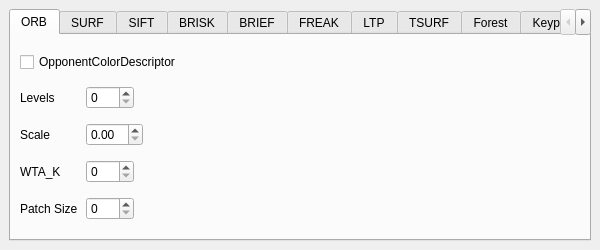
First picture: the form in src/terratrainer/ui/terra_preferences.ui, repository cogsys-tuebingen/csapex, before the edit.
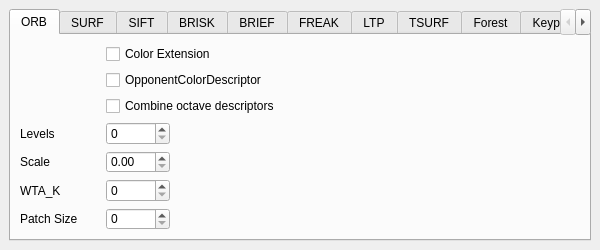
Second picture: the form after the edit. The open tabs and pages were chosen to show the change.

Commit message: lbp color extension etc

The edit to the form file:
```diff
--- a/src/terratrainer/ui/terra_preferences.ui
+++ b/src/terratrainer/ui/terra_preferences.ui
@@ -65,22 +65,12 @@
        </attribute>
        <layout class="QVBoxLayout" name="verticalLayout">
         <item>
-         <widget class="QCheckBox" name="orbBox">
-          <property name="toolTip">
-           <string>Compute descriptors in the Opponent Color Space</string>
-          </property>
-          <property name="text">
-           <string>OpponentColorDescriptor</string>
-          </property>
-         </widget>
-        </item>
-        <item>
-         <layout class="QHBoxLayout" name="layout_levelOrb">
-          <item>
+         <layout class="QFormLayout" name="layout_orb">
+          <item row="3" column="0">
            <widget class="QLabel" name="label_levelOrb">
             <property name="minimumSize">
              <size>
-              <width>60</width>
+              <width>80</width>
               <height>0</height>
              </size>
             </property>
@@ -89,7 +79,7 @@
             </property>
            </widget>
           </item>
-          <item>
+          <item row="3" column="1">
            <widget class="QSpinBox" name="spinBox_levelOrb">
             <property name="minimumSize">
              <size>
@@ -97,30 +87,29 @@
               <height>0</height>
              </size>
             </property>
-           </widget>
-          </item>
-          <item>
-           <spacer name="spacer_levelOrb">
-            <property name="orientation">
-             <enum>Qt::Horizontal</enum>
-            </property>
-            <property name="sizeHint" stdset="0">
+            <property name="maximumSize">
              <size>
-              <width>40</width>
-              <height>20</height>
+              <width>64</width>
+              <height>16777215</height>
              </size>
             </property>
-           </spacer>
+           </widget>
           </item>
-         </layout>
-        </item>
-        <item>
-         <layout class="QHBoxLayout" name="layout_scaleOrb">
-          <item>
+          <item row="1" column="1">
+           <widget class="QCheckBox" name="orbBox">
+            <property name="toolTip">
+             <string>Compute descriptors in the Opponent Color Space</string>
+            </property>
+            <property name="text">
+             <string>OpponentColorDescriptor</string>
+            </property>
+           </widget>
+          </item>
+          <item row="4" column="0">
            <widget class="QLabel" name="label_scaleOrb">
             <property name="minimumSize">
              <size>
-              <width>60</width>
+              <width>80</width>
               <height>0</height>
              </size>
             </property>
@@ -129,7 +118,7 @@
             </property>
            </widget>
           </item>
-          <item>
+          <item row="4" column="1">
            <widget class="QDoubleSpinBox" name="spinBox_scaleOrb">
             <property name="minimumSize">
              <size>
@@ -137,30 +126,19 @@
               <height>0</height>
              </size>
             </property>
-           </widget>
-          </item>
-          <item>
-           <spacer name="spacer_scaleOrb">
-            <property name="orientation">
-             <enum>Qt::Horizontal</enum>
-            </property>
-            <property name="sizeHint" stdset="0">
+            <property name="maximumSize">
              <size>
-              <width>40</width>
-              <height>20</height>
+              <width>64</width>
+              <height>16777215</height>
              </size>
             </property>
-           </spacer>
+           </widget>
           </item>
-         </layout>
-        </item>
-        <item>
-         <layout class="QHBoxLayout" name="layout_WTAOrb">
-          <item>
+          <item row="5" column="0">
            <widget class="QLabel" name="label_WTAOrb">
             <property name="minimumSize">
              <size>
-              <width>60</width>
+              <width>80</width>
               <height>0</height>
              </size>
             </property>
@@ -169,38 +147,11 @@
             </property>
            </widget>
           </item>
-          <item>
-           <widget class="QSpinBox" name="spinBox_WTAOrb">
-            <property name="minimumSize">
-             <size>
-              <width>48</width>
-              <height>0</height>
-             </size>
-            </property>
-           </widget>
-          </item>
-          <item>
-           <spacer name="spacer_WTAOrb">
-            <property name="orientation">
-             <enum>Qt::Horizontal</enum>
-            </property>
-            <property name="sizeHint" stdset="0">
-             <size>
-              <width>40</width>
-              <height>20</height>
-             </size>
-            </property>
-           </spacer>
-          </item>
-         </layout>
-        </item>
-        <item>
-         <layout class="QHBoxLayout" name="layout_patchOrb">
-          <item>
+          <item row="6" column="0">
            <widget class="QLabel" name="label_patchOrb">
             <property name="minimumSize">
              <size>
-              <width>60</width>
+              <width>80</width>
               <height>0</height>
              </size>
             </property>
@@ -209,7 +160,23 @@
             </property>
            </widget>
           </item>
-          <item>
+          <item row="5" column="1">
+           <widget class="QSpinBox" name="spinBox_WTAOrb">
+            <property name="minimumSize">
+             <size>
+              <width>48</width>
+              <height>0</height>
+             </size>
+            </property>
+            <property name="maximumSize">
+             <size>
+              <width>64</width>
+              <height>16777215</height>
+             </size>
+            </property>
+           </widget>
+          </item>
+          <item row="6" column="1">
            <widget class="QSpinBox" name="spinBox_patchOrb">
             <property name="minimumSize">
              <size>
@@ -217,20 +184,27 @@
               <height>0</height>
              </size>
             </property>
-           </widget>
-          </item>
-          <item>
-           <spacer name="spacer_patchOrb">
-            <property name="orientation">
-             <enum>Qt::Horizontal</enum>
-            </property>
-            <property name="sizeHint" stdset="0">
+            <property name="maximumSize">
              <size>
-              <width>40</width>
-              <height>20</height>
+              <width>64</width>
+              <height>16777215</height>
              </size>
             </property>
-           </spacer>
+           </widget>
+          </item>
+          <item row="0" column="1">
+           <widget class="QCheckBox" name="checkBox_colExtOrb">
+            <property name="text">
+             <string>Color Extension</string>
+            </property>
+           </widget>
+          </item>
+          <item row="2" column="1">
+           <widget class="QCheckBox" name="checkBox_combineOrb">
+            <property name="text">
+             <string>Combine octave descriptors</string>
+            </property>
+           </widget>
           </item>
          </layout>
         </item>
```
Left out of the diff: 861 changed lines with no effect on the pictures. The commit also changes 22 other files.
